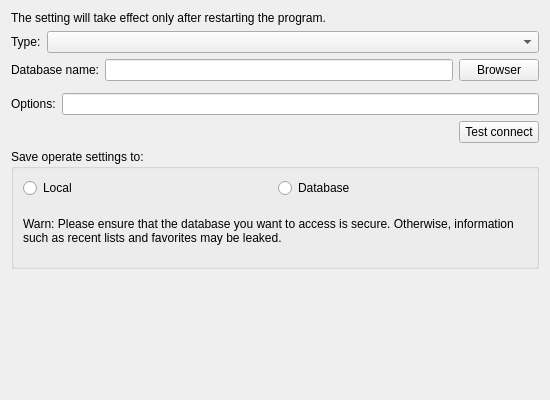
The window that Src/Database/ParameterDatabaseUI.ui (KangLin/RabbitRemoteControl) describes before a commit, drawn with Qt 5.
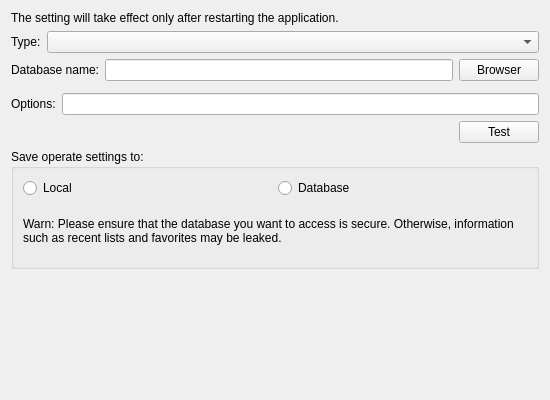
The same window after the commit. Custom widgets are drawn as their Qt base class.

What changed in the file:
```diff
--- a/Src/Database/ParameterDatabaseUI.ui
+++ b/Src/Database/ParameterDatabaseUI.ui
@@ -17,7 +17,7 @@
    <item row="0" column="0">
     <widget class="QLabel" name="label_4">
      <property name="text">
-      <string>The setting will take effect only after restarting the program.</string>
+      <string>The setting will take effect only after restarting the application.</string>
      </property>
      <property name="wordWrap">
       <bool>true</bool>
@@ -101,7 +101,7 @@
      <item>
       <widget class="QPushButton" name="pbTestConnect">
        <property name="text">
-        <string>Test connect</string>
+        <string>Test</string>
        </property>
       </widget>
      </item>
```
Left out of the diff: 2 changed lines with no effect on the pictures.
